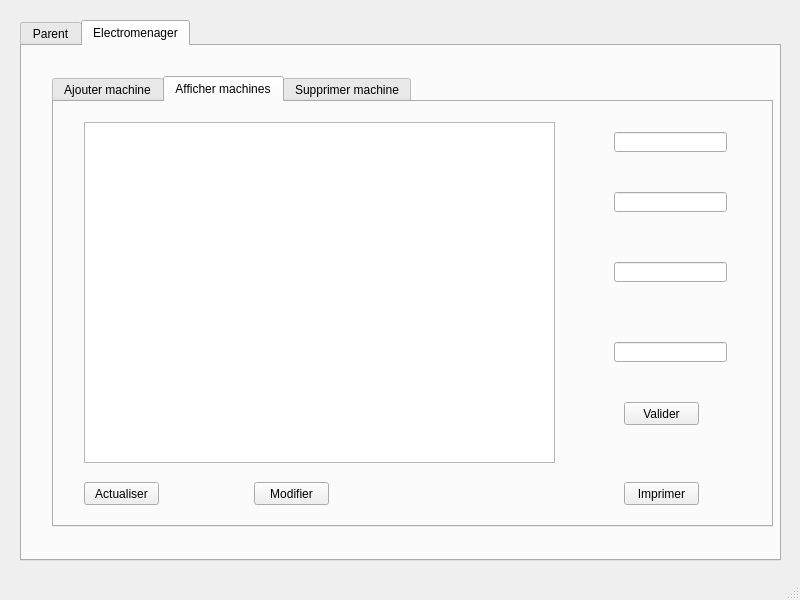
Qt form family_watch/mainwindow.ui (soumaya-nheri/Smart-parental-monitoring-system-2A28) before a commit.
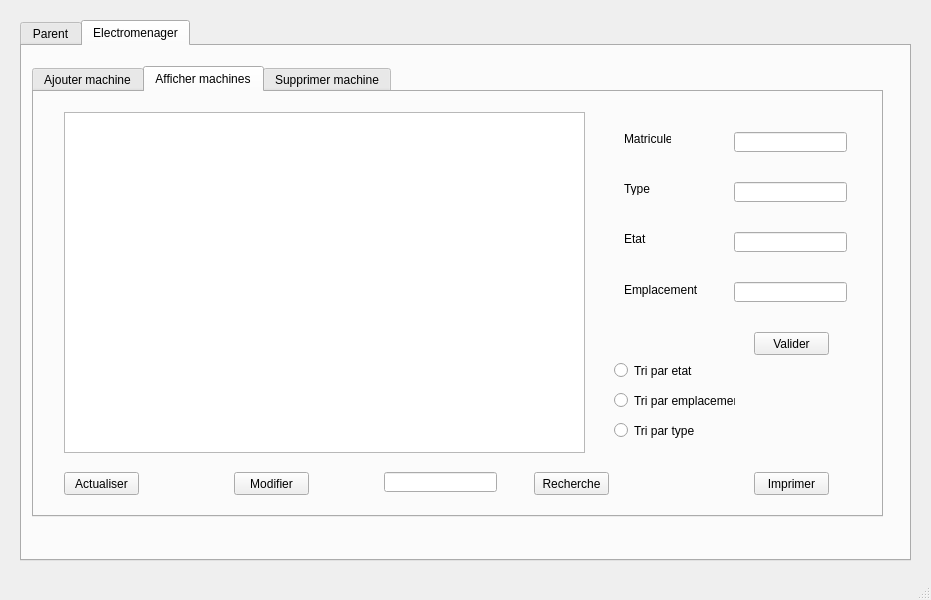
The same form after that commit. The open tabs and pages were chosen to show the change.

```diff
--- a/family_watch/mainwindow.ui
+++ b/family_watch/mainwindow.ui
@@ -6,7 +6,7 @@
    <rect>
     <x>0</x>
     <y>0</y>
-    <width>800</width>
+    <width>931</width>
     <height>600</height>
    </rect>
   </property>
@@ -19,7 +19,7 @@
      <rect>
       <x>20</x>
       <y>20</y>
-      <width>761</width>
+      <width>891</width>
       <height>541</height>
      </rect>
     </property>
@@ -398,9 +398,9 @@
      <widget class="QTabWidget" name="tabWidget_afficherMachine">
       <property name="geometry">
        <rect>
-        <x>30</x>
-        <y>30</y>
-        <width>721</width>
+        <x>10</x>
+        <y>20</y>
+        <width>851</width>
         <height>451</height>
        </rect>
       </property>
@@ -539,7 +539,7 @@
          <rect>
           <x>30</x>
           <y>20</y>
-          <width>471</width>
+          <width>521</width>
           <height>341</height>
          </rect>
         </property>
@@ -573,18 +573,8 @@
        <widget class="QLineEdit" name="le_matricule_machine2">
         <property name="geometry">
          <rect>
-          <x>560</x>
-          <y>30</y>
-          <width>113</width>
-          <height>20</height>
-         </rect>
-        </property>
-       </widget>
-       <widget class="QLineEdit" name="le_etat_machine2">
-        <property name="geometry">
-         <rect>
-          <x>560</x>
-          <y>90</y>
+          <x>700</x>
+          <y>40</y>
           <width>113</width>
           <height>20</height>
          </rect>
@@ -593,8 +583,18 @@
        <widget class="QLineEdit" name="le_type_machine2">
         <property name="geometry">
          <rect>
-          <x>560</x>
-          <y>160</y>
+          <x>700</x>
+          <y>90</y>
+          <width>113</width>
+          <height>20</height>
+         </rect>
+        </property>
+       </widget>
+       <widget class="QLineEdit" name="le_etat_machine2">
+        <property name="geometry">
+         <rect>
+          <x>700</x>
+          <y>140</y>
           <width>113</width>
           <height>20</height>
          </rect>
@@ -603,8 +603,8 @@
        <widget class="QLineEdit" name="le_emplacement_machine2">
         <property name="geometry">
          <rect>
-          <x>560</x>
-          <y>240</y>
+          <x>700</x>
+          <y>190</y>
           <width>113</width>
           <height>20</height>
          </rect>
@@ -613,8 +613,8 @@
        <widget class="QPushButton" name="pb_valider_modifE">
         <property name="geometry">
          <rect>
-          <x>570</x>
-          <y>300</y>
+          <x>720</x>
+          <y>240</y>
           <width>75</width>
           <height>23</height>
          </rect>
@@ -626,7 +626,7 @@
        <widget class="QPushButton" name="pb_imprimerM">
         <property name="geometry">
          <rect>
-          <x>570</x>
+          <x>720</x>
           <y>380</y>
           <width>75</width>
           <height>23</height>
@@ -636,6 +636,120 @@
          <string>Imprimer</string>
         </property>
        </widget>
+       <widget class="QRadioButton" name="rb_etatM">
+        <property name="geometry">
+         <rect>
+          <x>580</x>
+          <y>270</y>
+          <width>82</width>
+          <height>17</height>
+         </rect>
+        </property>
+        <property name="text">
+         <string>Tri par etat</string>
+        </property>
+       </widget>
+       <widget class="QRadioButton" name="rb_emplacementM">
+        <property name="geometry">
+         <rect>
+          <x>580</x>
+          <y>300</y>
+          <width>121</width>
+          <height>17</height>
+         </rect>
+        </property>
+        <property name="text">
+         <string>Tri par emplacement</string>
+        </property>
+       </widget>
+       <widget class="QRadioButton" name="rb_typeM">
+        <property name="geometry">
+         <rect>
+          <x>580</x>
+          <y>330</y>
+          <width>82</width>
+          <height>17</height>
+         </rect>
+        </property>
+        <property name="text">
+         <string>Tri par type</string>
+        </property>
+       </widget>
+       <widget class="QLabel" name="label_13">
+        <property name="geometry">
+         <rect>
+          <x>590</x>
+          <y>40</y>
+          <width>47</width>
+          <height>13</height>
+         </rect>
+        </property>
+        <property name="text">
+         <string>Matricule</string>
+        </property>
+       </widget>
+       <widget class="QLabel" name="label_14">
+        <property name="geometry">
+         <rect>
+          <x>590</x>
+          <y>90</y>
+          <width>47</width>
+          <height>13</height>
+         </rect>
+        </property>
+        <property name="text">
+         <string>Type</string>
+        </property>
+       </widget>
+       <widget class="QLabel" name="label_15">
+        <property name="geometry">
+         <rect>
+          <x>590</x>
+          <y>140</y>
+          <width>47</width>
+          <height>13</height>
+         </rect>
+        </property>
+        <property name="text">
+         <string>Etat</string>
+        </property>
+       </widget>
+       <widget class="QLabel" name="label_16">
+        <property name="geometry">
+         <rect>
+          <x>590</x>
+          <y>190</y>
+          <width>91</width>
+          <height>16</height>
+         </rect>
+        </property>
+        <property name="text">
+         <string>Emplacement</string>
+        </property>
+       </widget>
+       <widget class="QPushButton" name="pb_rechercheM">
+        <property name="geometry">
+         <rect>
+          <x>500</x>
+          <y>380</y>
+          <width>75</width>
+          <height>23</height>
+         </rect>
+        </property>
+        <property name="text">
+         <string>Recherche</string>
+        </property>
+       </widget>
+       <widget class="QLineEdit" name="le_rechercheM">
+        <property name="geometry">
+         <rect>
+          <x>350</x>
+          <y>380</y>
+          <width>113</width>
+          <height>20</height>
+         </rect>
+        </property>
+       </widget>
       </widget>
       <widget class="QWidget" name="tab_5">
        <attribute name="title">
```
Left out of the diff: 204 changed lines with no effect on the pictures.
